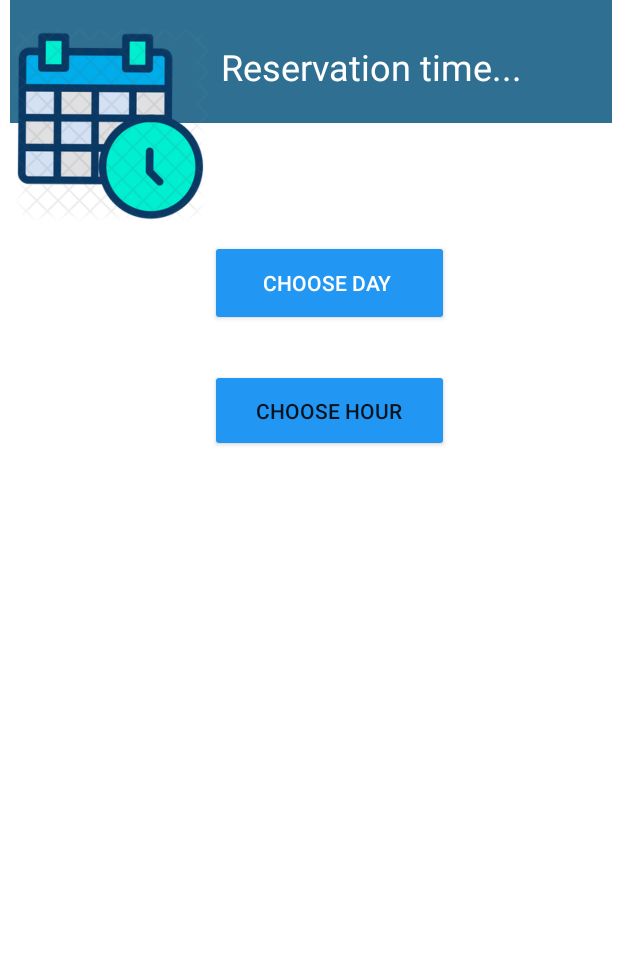
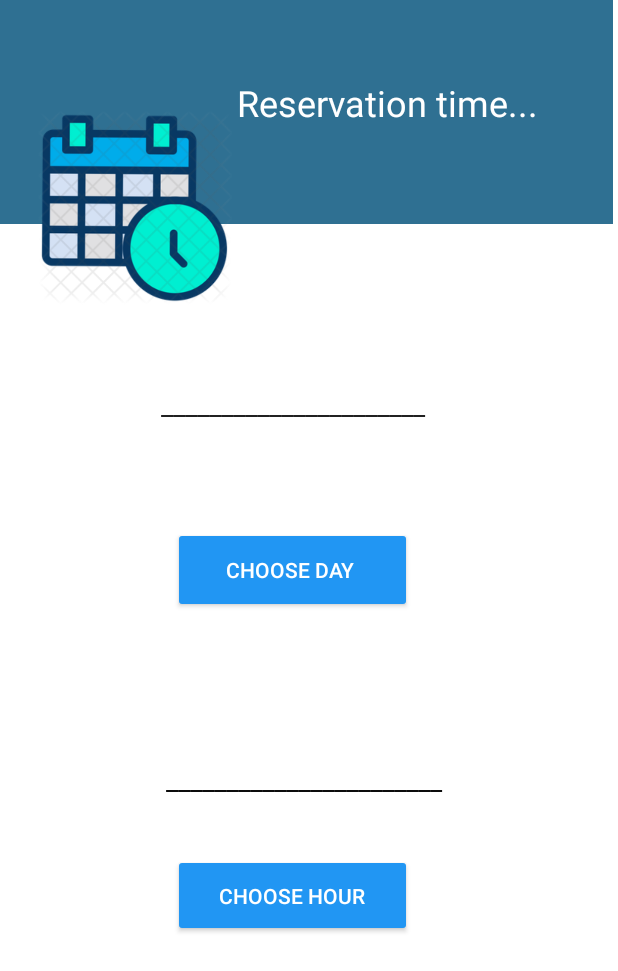
Before and after one commit to marahnairat/HealthCare, an Android app: the layout reservation_activity.xml on its own in the app's theme, with its tools: preview values and no code run, on a phone screen of 412 x 824 dp. Shown: the top 971 px of the screen. Run offline under Robolectric (Android 15) with nearby library versions, the phone set to English and light mode, and no system bars.

Commit message:
reservation hiba

```diff
--- a/app/src/main/AndroidManifest.xml
+++ b/app/src/main/AndroidManifest.xml
@@ -20,7 +20,7 @@
         <activity android:name=".CheckActivity" />
         <activity android:name=".ListViews" />
         <activity android:name=".Dr_profile" />
-        <activity android:name=".user_interface" />
+        <activity android:name=".ReservationActivity" />
         <activity android:name=".SignupActivity" />
         <activity android:name=".StratActivity" />
         <activity android:name=".TwoFragmentsActivity" >
--- a/app/src/main/java/com/example/healthcare/Dr_profile.java
+++ b/app/src/main/java/com/example/healthcare/Dr_profile.java
@@ -57,7 +57,8 @@ public class Dr_profile extends AppCompatActivity {
         booking.setOnClickListener(new View.OnClickListener() {
             @Override
             public void onClick(View v) {
-                makeAppointment();
+               makeAppointment();
+
             }
         });
 
@@ -66,8 +67,10 @@ public class Dr_profile extends AppCompatActivity {
 
     private void makeAppointment() {
 
-        Intent i = new Intent(getBaseContext(),user_interface.class);
+        Intent i = new Intent(getBaseContext(),ReservationActivity.class);
         startActivity(i);
+//        Intent reservationIntent = new Intent(getApplicationContext(), ReservationActivity.class);
+//                startActivity(reservationIntent);
 
     }
 
--- a/app/src/main/java/com/example/healthcare/TwoFragmentsActivity.java
+++ b/app/src/main/java/com/example/healthcare/TwoFragmentsActivity.java
@@ -60,6 +60,7 @@ public class TwoFragmentsActivity extends FragmentActivity implements
         but1.setOnClickListener(new View.OnClickListener() {
             public void onClick(View v) {
                 continueCheck(v);
+
             }
         });
 
--- a/app/src/main/res/layout/reservation_activity.xml
+++ b/app/src/main/res/layout/reservation_activity.xml
@@ -16,52 +16,43 @@
         app:backgroundTint="#2196F3"
         app:layout_constraintBottom_toBottomOf="parent"
         app:layout_constraintEnd_toEndOf="parent"
-        app:layout_constraintHorizontal_bias="0.555"
+        app:layout_constraintHorizontal_bias="0.456"
         app:layout_constraintStart_toStartOf="parent"
         app:layout_constraintTop_toTopOf="parent"
-        app:layout_constraintVertical_bias="0.209" />
+        app:layout_constraintVertical_bias="0.458" />
 
     <Button
         android:id="@+id/button"
         android:layout_width="159dp"
         android:layout_height="55dp"
         android:text="Choose Hour"
+        android:textColor="#FFFFFF"
         app:backgroundTint="#2196F3"
         app:layout_constraintBottom_toBottomOf="parent"
         app:layout_constraintEnd_toEndOf="parent"
-        app:layout_constraintHorizontal_bias="0.555"
+        app:layout_constraintHorizontal_bias="0.456"
         app:layout_constraintStart_toStartOf="parent"
         app:layout_constraintTop_toTopOf="parent"
-        app:layout_constraintVertical_bias="0.32" />
-
-    <FrameLayout
-        android:id="@+id/check_frame"
-        android:layout_width="401dp"
-        android:layout_height="489dp"
-        android:layout_marginStart="4dp"
-        android:layout_marginLeft="4dp"
-        app:layout_constraintBottom_toBottomOf="parent"
-        app:layout_constraintStart_toStartOf="parent"
-        app:layout_constraintTop_toTopOf="parent"
-        app:layout_constraintVertical_bias="1.0">
-
-    </FrameLayout>
+        app:layout_constraintVertical_bias="0.741" />
 
     <TextView
         android:id="@+id/tvSelectedDate"
-        android:layout_width="130dp"
-        android:layout_height="34dp"
+        style="@style/Widget.AppCompat.SeekBar"
+        android:layout_width="289dp"
+        android:layout_height="65dp"
+        android:text="______________________"
+        android:textSize="18sp"
         app:layout_constraintBottom_toBottomOf="parent"
-        app:layout_constraintHorizontal_bias="0.601"
+        app:layout_constraintHorizontal_bias="0.745"
         app:layout_constraintLeft_toLeftOf="parent"
         app:layout_constraintRight_toRightOf="parent"
         app:layout_constraintTop_toTopOf="parent"
-        app:layout_constraintVertical_bias="0.16" />
+        app:layout_constraintVertical_bias="0.339" />
 
     <TextView
         android:id="@+id/textView"
-        android:layout_width="401dp"
-        android:layout_height="82dp"
+        android:layout_width="409dp"
+        android:layout_height="149dp"
         android:layout_marginEnd="4dp"
         android:background="@color/address"
         android:textSize="18sp"
@@ -77,24 +68,38 @@
         android:layout_height="129dp"
         app:layout_constraintBottom_toBottomOf="parent"
         app:layout_constraintEnd_toEndOf="parent"
-        app:layout_constraintHorizontal_bias="0.0"
+        app:layout_constraintHorizontal_bias="0.06"
         app:layout_constraintStart_toStartOf="parent"
         app:layout_constraintTop_toTopOf="parent"
-        app:layout_constraintVertical_bias="0.028"
+        app:layout_constraintVertical_bias="0.107"
         app:srcCompat="@drawable/r4" />
 
     <TextView
         android:id="@+id/textView4"
         android:layout_width="228dp"
         android:layout_height="65dp"
+        android:layout_marginTop="52dp"
         android:text="Reservation time..."
         android:textColor="#FFFFFF"
         android:textSize="24sp"
-        app:layout_constraintBottom_toBottomOf="@+id/check_frame"
         app:layout_constraintEnd_toEndOf="@+id/textView"
-        app:layout_constraintHorizontal_bias="0.811"
+        app:layout_constraintHorizontal_bias="0.878"
         app:layout_constraintStart_toStartOf="@+id/textView"
+        app:layout_constraintTop_toTopOf="parent" />
+
+    <TextView
+        android:id="@+id/textView5"
+        style="@style/Widget.AppCompat.SeekBar"
+        android:layout_width="317dp"
+        android:layout_height="54dp"
+        android:text="_______________________"
+        android:textColor="#0C0C0C"
+        android:textSize="18sp"
+        app:layout_constraintBottom_toBottomOf="parent"
+        app:layout_constraintEnd_toEndOf="parent"
+        app:layout_constraintHorizontal_bias="1.0"
+        app:layout_constraintStart_toStartOf="parent"
         app:layout_constraintTop_toTopOf="parent"
-        app:layout_constraintVertical_bias="0.037" />
+        app:layout_constraintVertical_bias="0.659" />
 
 </androidx.constraintlayout.widget.ConstraintLayout>
```
